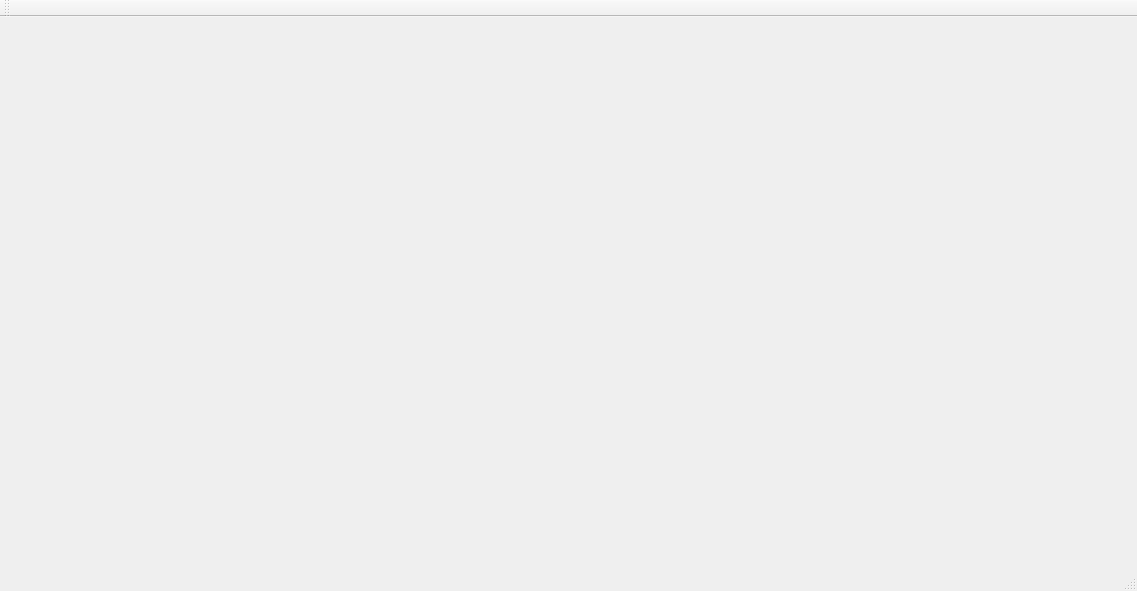
Qt form mainwindow.ui (Savelyev-Aleksey/citizen) before a commit.
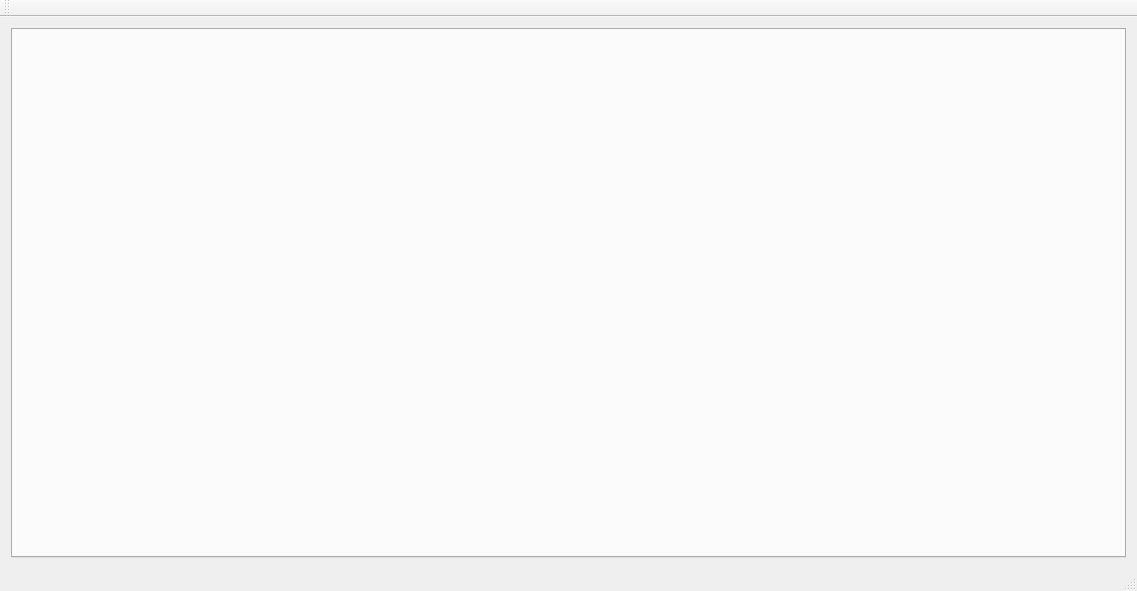
The same form after that commit.

```diff
--- a/mainwindow.ui
+++ b/mainwindow.ui
@@ -13,7 +13,17 @@
   <property name="windowTitle">
    <string>Citizen queue</string>
   </property>
-  <widget class="QWidget" name="centralWidget"/>
+  <widget class="QWidget" name="centralWidget">
+   <layout class="QVBoxLayout" name="verticalLayout">
+    <item>
+     <widget class="QTabWidget" name="mainTabWidget">
+      <property name="currentIndex">
+       <number>-1</number>
+      </property>
+     </widget>
+    </item>
+   </layout>
+  </widget>
   <widget class="QMenuBar" name="menuBar">
    <property name="geometry">
     <rect>
```
